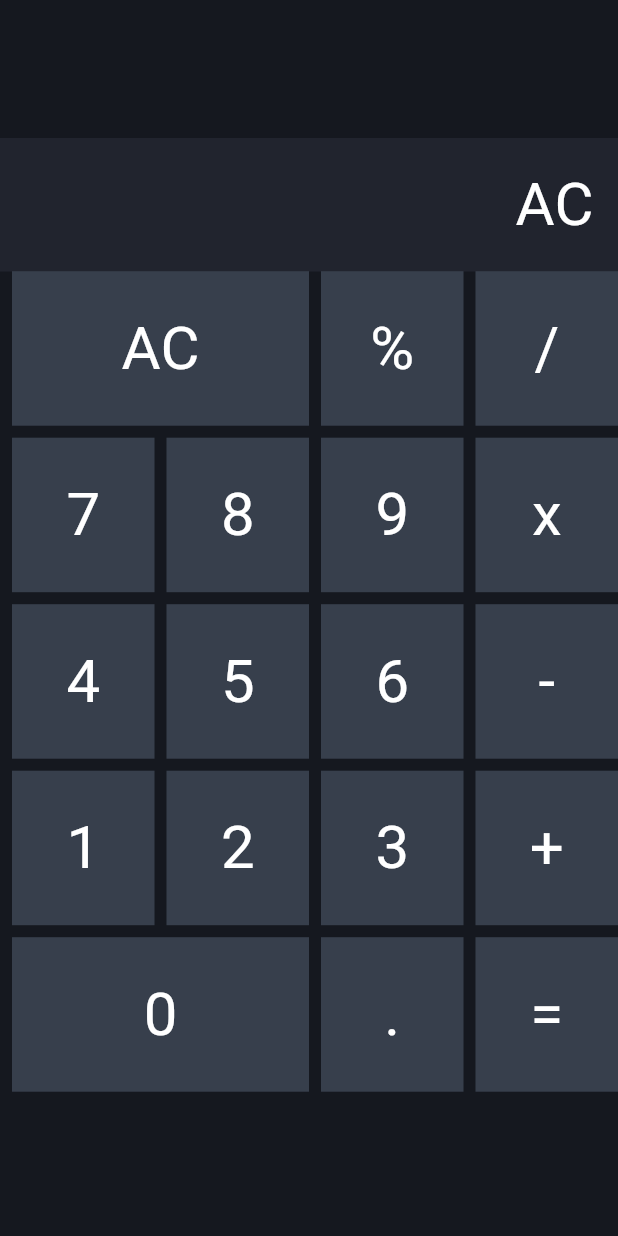
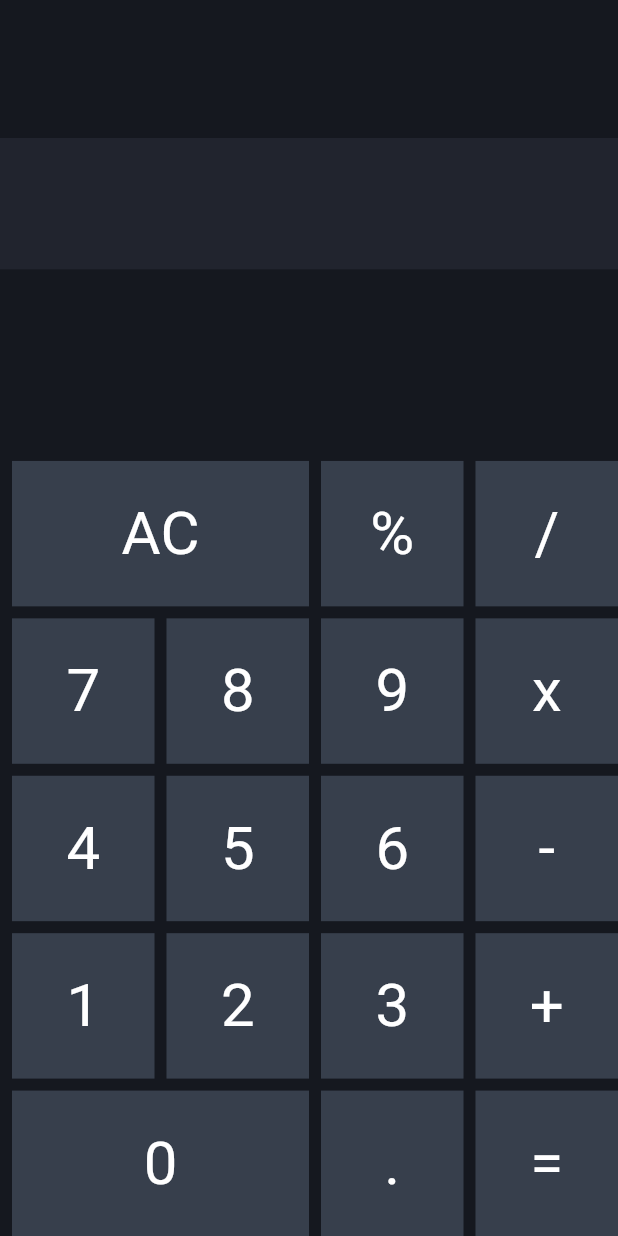
Before and after one commit to manandharsudhir/nccsteaching, a Flutter app: the screen it shows after launch, after a tap on "AC", on a phone screen of 412 x 824 dp. Run offline on Flutter 3.47's test engine with Material 3 defaults, Android fonts, the phone set to English and light mode, and no system bars; our stand-ins replace math_expressions.

Commit message:
calculator done

```diff
--- a/calculator/lib/screens/homepage.dart
+++ b/calculator/lib/screens/homepage.dart
@@ -1,4 +1,5 @@
 import 'package:flutter/material.dart';
+import 'package:math_expressions/math_expressions.dart';
 
 class Homepage extends StatefulWidget {
   const Homepage({super.key});
@@ -13,14 +14,36 @@ class _HomepageState extends State<Homepage> {
 
   void onTappedValue(String value) {
     setState(() {
+      if (value == "AC") {
+        inputValues = "";
+      } else {
         inputValues += value;
+      }
     });
-    print(inputValues);
+    // print(inputValues);
+  }
+
+  void onEqualPressed() {
+    String toCaluculate = inputValues.replaceAll("X", "*");
+    try {
+      Parser p = Parser();
+      Expression exp = p.parse(toCaluculate);
+      ContextModel cm = ContextModel();
+      double eval = exp.evaluate(EvaluationType.REAL, cm);
+
+      setState(() {
+        finalOutput = eval.toString();
+      });
+    } catch (e) {
+      setState(() {
+        finalOutput = "Error";
+      });
+    }
   }
 
   @override
   Widget build(BuildContext context) {
-    print("building");
+    // print("building");
     return Scaffold(
       backgroundColor: Color(0xff15181F),
       body: SafeArea(
@@ -30,8 +53,8 @@ class _HomepageState extends State<Homepage> {
             crossAxisAlignment: CrossAxisAlignment.end,
             children: [
               //Output Display
-              SizedBox(
-                height: MediaQuery.of(context).size.height * 0.2,
+              Expanded(
+                flex: 2,
                 child: Column(
                   crossAxisAlignment: CrossAxisAlignment.end,
                   children: [
@@ -43,18 +66,23 @@ class _HomepageState extends State<Homepage> {
                           fontWeight: FontWeight.bold),
                     ),
                     //input Display
-                    Container(
+                    Expanded(
+                      child: Container(
                         width: double.infinity,
                         padding: EdgeInsets.all(16),
                         decoration: BoxDecoration(
                           color: Color(0xff21242E),
                         ),
+                        child: FittedBox(
+                          alignment: Alignment.centerRight,
                           child: Text(
                             inputValues,
                             textAlign: TextAlign.right,
                             style: TextStyle(
                               color: Colors.white,
-                          fontSize: 40,
+                            ),
+                            maxLines: 1,
+                          ),
                         ),
                       ),
                     ),
@@ -63,9 +91,11 @@ class _HomepageState extends State<Homepage> {
               ),
               SizedBox(height: 16),
               Expanded(
+                flex: 7,
                 child: Wrap(
                   spacing: 8,
                   runSpacing: 8,
+                  runAlignment: WrapAlignment.end,
                   children: [
                     CalculatorNumpadItemWIdget(
                       value: "AC",
@@ -107,7 +137,7 @@ class _HomepageState extends State<Homepage> {
                     CalculatorNumpadItemWIdget(
                       value: "x",
                       onTap: () {
-                        // onTappedValue("x");
+                        onTappedValue("X");
                       },
                     ),
                     CalculatorNumpadItemWIdget(
@@ -174,7 +204,7 @@ class _HomepageState extends State<Homepage> {
                     CalculatorNumpadItemWIdget(
                       value: "=",
                       onTap: () {
-                        onTappedValue("=");
+                        onEqualPressed();
                       },
                     ),
                   ],
@@ -205,7 +235,7 @@ class CalculatorNumpadItemWIdget extends StatelessWidget {
       child: Container(
         color: Color(0xff373F4C),
         width: (MediaQuery.of(context).size.width / colSpan) - 8,
-        height: (MediaQuery.of(context).size.height / 8),
+        height: (MediaQuery.of(context).size.height / 8.5),
         child: Center(
           child: Text(
             value,
--- a/calculator/pubspec.yaml
+++ b/calculator/pubspec.yaml
@@ -35,6 +35,7 @@ dependencies:
   # The following adds the Cupertino Icons font to your application.
   # Use with the CupertinoIcons class for iOS style icons.
   cupertino_icons: ^1.0.6
+  math_expressions: ^2.5.0
 
 dev_dependencies:
   flutter_test:
```
Also changed, not shown: calculator/pubspec.lock. Lines whose indentation alone changed are shown as unchanged.
